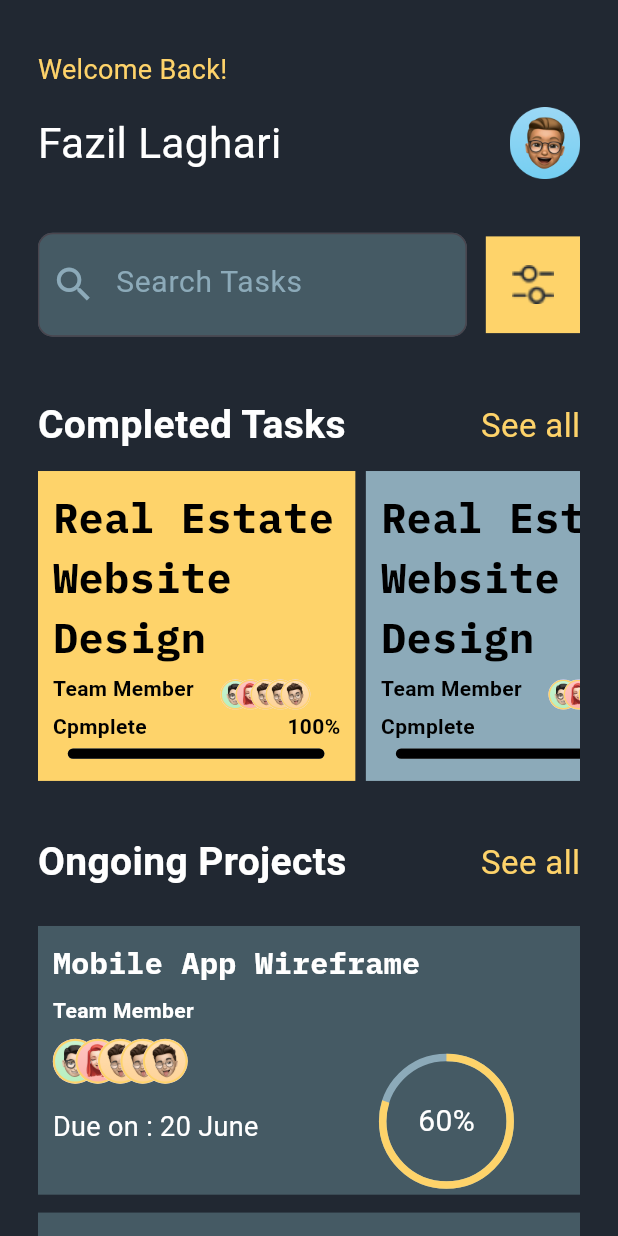
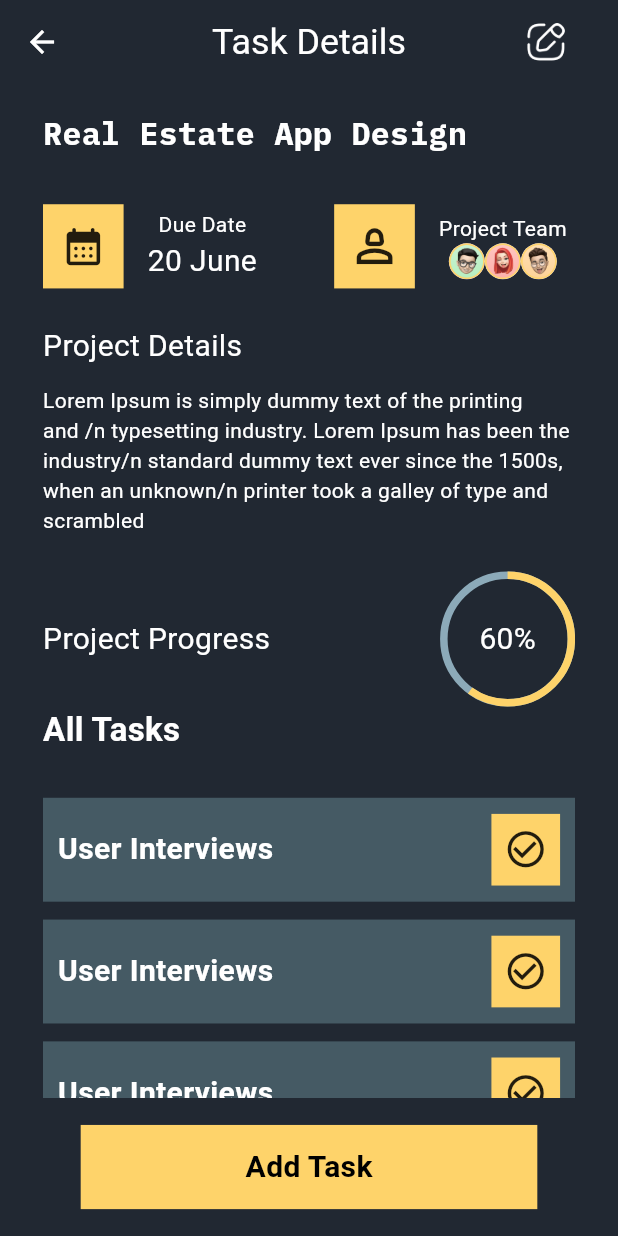
Before and after one commit to AhmadXZaib/task_management_app, a Flutter app: the screen it shows after launch, on a phone screen of 412 x 824 dp. Run offline on Flutter 3.47's test engine with Material 3 defaults, Android fonts, the phone set to English and light mode, and no system bars; drawn by our look-alikes of percent_indicator; our stand-ins replace flutter_screenutil, google_fonts, shared_preferences.

Commit message:
Task Details

```diff
--- /dev/null
+++ b/lib/Screens/add_task.dart
@@ -0,0 +1,260 @@
+import 'package:flutter/material.dart';
+import 'package:flutter_screenutil/flutter_screenutil.dart';
+import 'package:google_fonts/google_fonts.dart';
+import 'package:percent_indicator/circular_percent_indicator.dart';
+import 'package:percent_indicator/percent_indicator.dart';
+import 'package:task_management_app/Core/utils/app_colors.dart';
+
+class AddTask extends StatefulWidget {
+  const AddTask({super.key});
+
+  @override
+  State<AddTask> createState() => _AddTaskState();
+}
+
+class _AddTaskState extends State<AddTask> {
+  void _onItemTapped(int index) {
+    setState(() {});
+  }
+
+  @override
+  Widget build(BuildContext context) {
+    return Scaffold(
+      backgroundColor: AppColors.background,
+      appBar: AppBar(
+        centerTitle: true,
+        backgroundColor: Colors.transparent,
+        title: Text(
+          'Task Details',
+          style: TextStyle(
+            fontSize: 20.h,
+            color: AppColors.white,
+          ),
+        ),
+        leading: const Icon(
+          Icons.arrow_back_sharp,
+          color: AppColors.white,
+        ),
+        actions: [
+          Padding(
+            padding: EdgeInsets.only(right: 30.w),
+            child: Image.asset(
+              'assets/images/edit.png',
+              height: 24.h,
+              width: 24.w,
+            ),
+          ),
+        ],
+      ),
+      body: Padding(
+        padding: EdgeInsets.symmetric(horizontal: 25.w, vertical: 15.h),
+        child: SingleChildScrollView(
+          child: Column(
+            mainAxisAlignment: MainAxisAlignment.start,
+            crossAxisAlignment: CrossAxisAlignment.start,
+            children: [
+              Text(
+                'Real Estate App Design',
+                style: GoogleFonts.ibmPlexMono(
+                  textStyle: const TextStyle(
+                    fontSize: 21,
+                    fontWeight: FontWeight.bold,
+                    // color: Colors.black,
+                  ),
+                ),
+              ),
+              SizedBox(
+                height: 27.h,
+              ),
+              Row(
+                // mainAxisAlignment: MainAxisAlignment.spaceBetween,
+                // crossAxisAlignment: CrossAxisAlignment.end,
+                children: [
+                  Container(
+                    height: 47.h,
+                    width: 47.w,
+                    decoration: const BoxDecoration(
+                      color: AppColors.main,
+                    ),
+                    child: Icon(
+                      Icons.calendar_month_rounded,
+                      size: 25.h,
+                    ),
+                  ),
+                  SizedBox(
+                    width: 14.w,
+                  ),
+                  const Column(
+                    // mainAxisAlignment: MainAxisAlignment.spaceBetween,
+                    children: [
+                      Text('Due Date'),
+                      Text(
+                        '20 June',
+                        style: TextStyle(fontSize: 20),
+                      ),
+                    ],
+                  ),
+                  SizedBox(
+                    width: 45.w,
+                  ),
+                  Row(
+                    children: [
+                      Container(
+                        height: 47.h,
+                        width: 47.w,
+                        decoration: const BoxDecoration(
+                          color: AppColors.main,
+                        ),
+                        child: Icon(
+                          Icons.person_2_outlined,
+                          size: 30.h,
+                        ),
+                      ),
+                      SizedBox(
+                        width: 14.w,
+                      ),
+                      const Column(
+                        children: [
+                          Text('Project Team'),
+                          Row(
+                            children: [
+                              CircleAvatar(
+                                radius: 12,
+                                backgroundImage: AssetImage(
+                                  'assets/images/Ellipse 1.png',
+                                ),
+                              ),
+                              CircleAvatar(
+                                radius: 12,
+                                backgroundImage: AssetImage(
+                                  'assets/images/Ellipse 2.png',
+                                ),
+                              ),
+                              CircleAvatar(
+                                radius: 12,
+                                backgroundImage: AssetImage(
+                                  'assets/images/Ellipse 3.png',
+                                ),
+                              ),
+                            ],
+                          )
+                        ],
+                      ),
+                    ],
+                  ),
+                ],
+              ),
+              SizedBox(
+                height: 20.h,
+              ),
+              const Text(
+                'Project Details',
+                style: TextStyle(
+                  fontSize: 20,
+                ),
+              ),
+              SizedBox(
+                height: 10.h,
+              ),
+              const Text(
+                'Lorem Ipsum is simply dummy text of the printing and /n typesetting industry. Lorem Ipsum has been the industry/n standard dummy text ever since the 1500s, when an unknown/n printer took a galley of type and scrambled',
+              ),
+              SizedBox(
+                height: 20.h,
+              ),
+              Row(
+                mainAxisAlignment: MainAxisAlignment.spaceBetween,
+                children: [
+                  const Text(
+                    'Project Progress',
+                    style: TextStyle(
+                      fontSize: 20,
+                    ),
+                  ),
+                  CircularPercentIndicator(
+                    radius: 45.0,
+                    lineWidth: 5.0,
+                    percent: 0.6,
+                    center: const Text(
+                      '60%',
+                      style: TextStyle(color: AppColors.white, fontSize: 20),
+                    ),
+                    backgroundColor: AppColors.lightBlue,
+                    progressColor: AppColors.main,
+                  ),
+                ],
+              ),
+              const Text(
+                'All Tasks',
+                style: TextStyle(
+                  fontSize: 22,
+                  fontWeight: FontWeight.bold,
+                ),
+              ),
+              SizedBox(
+                height: 15.h,
+              ),
+              ListView.builder(
+                physics: const NeverScrollableScrollPhysics(),
+                shrinkWrap: true,
+                itemCount: 10,
+                itemBuilder: (context, index) {
+                  return Padding(
+                    padding: EdgeInsets.only(top: 10.h),
+                    child: Container(
+                      height: 58.h,
+                      width: 384.w,
+                      color: AppColors.blue,
+                      child: Padding(
+                        padding: const EdgeInsets.all(10),
+                        child: Row(
+                          mainAxisAlignment: MainAxisAlignment.spaceBetween,
+                          children: [
+                            const Center(
+                              child: Text(
+                                'User Interviews',
+                                style: TextStyle(
+                                    fontSize: 20, fontWeight: FontWeight.w700),
+                              ),
+                            ),
+                            Container(
+                              height: 40.h,
+                              width: 40.w,
+                              decoration:
+                                  const BoxDecoration(color: AppColors.main),
+                              child: const Icon(
+                                Icons.check_circle_outline,
+                                size: 29,
+                              ),
+                            ),
+                          ],
+                        ),
+                      ),
+                    ),
+                  );
+                },
+              ),
+            ],
+          ),
+        ),
+      ),
+      bottomNavigationBar: Padding(
+        padding: EdgeInsets.only(left: 47.w, right: 47.w, bottom: 15.h),
+        child: Container(
+          height: 47.h,
+          width: 100.w, // Adjust height as needed
+          color: AppColors.main,
+          child: const Center(
+            child: Text(
+              'Add Task',
+              style: TextStyle(
+                  fontSize: 20,
+                  color: Colors.black,
+                  fontWeight: FontWeight.bold),
+            ),
+          ), // Background color of the container
+        ),
+      ),
+    );
+  }
+}
--- a/lib/Screens/home_screen.dart
+++ b/lib/Screens/home_screen.dart
@@ -1,6 +1,4 @@
-import 'package:flutter/cupertino.dart';
 import 'package:flutter/material.dart';
-import 'package:flutter/widgets.dart';
 import 'package:flutter_screenutil/flutter_screenutil.dart';
 import 'package:google_fonts/google_fonts.dart';
 import 'package:percent_indicator/circular_percent_indicator.dart';
@@ -377,7 +375,7 @@ class _HomeScreenState extends State<HomeScreen> {
                                         radius: 45.0,
                                         lineWidth: 5.0,
                                         percent: 0.8,
-                                        center: Text(
+                                        center: const Text(
                                           '60%',
                                           style: TextStyle(
                                               color: AppColors.white,
--- a/lib/Screens/splash_screen.dart
+++ b/lib/Screens/splash_screen.dart
@@ -2,6 +2,7 @@ import 'package:flutter/material.dart';
 import 'package:task_management_app/Core/utils/app_colors.dart';
 import 'package:task_management_app/Screens/create_accont_screen.dart';
 import 'package:task_management_app/Screens/home_screen.dart';
+import 'package:task_management_app/Screens/main_screen.dart';
 
 class SplashScreen extends StatefulWidget {
   const SplashScreen({Key? key}) : super(key: key);
@@ -104,7 +105,7 @@ class _SplashScreenState extends State<SplashScreen>
       Navigator.pushReplacement(
         context,
         MaterialPageRoute(
-          builder: (context) => const HomeScreen(),
+          builder: (context) => const MainScreen(),
         ),
       );
     } else {
--- a/lib/main.dart
+++ b/lib/main.dart
@@ -1,8 +1,6 @@
 import 'package:flutter/material.dart';
 import 'package:flutter_screenutil/flutter_screenutil.dart';
-import 'package:task_management_app/Screens/home_screen.dart';
-
-import 'package:task_management_app/Screens/splash_screen.dart';
+import 'package:task_management_app/Screens/add_task.dart';
 
 void main() {
   runApp(const MyApp());
@@ -18,12 +16,20 @@ class MyApp extends StatelessWidget {
       minTextAdapt: true,
       splitScreenMode: true,
       child: MaterialApp(
+          debugShowCheckedModeBanner: false,
           title: 'Flutter Demo',
           theme: ThemeData(
+            textTheme: const TextTheme(
+              bodyText1:
+                  TextStyle(color: Colors.white), // Change text color to white
+              bodyText2:
+                  TextStyle(color: Colors.white), // Change text color to white
+              // Add more text styles as needed
+            ),
             colorScheme: ColorScheme.fromSeed(seedColor: Colors.deepPurple),
             useMaterial3: true,
           ),
-          home: const SplashScreen()),
+          home: const AddTask()),
     );
   }
 }
```
Also changed, not shown: lib/Screens/calander_screen.dart (added, +21 -0 lines), lib/Screens/chat_screen.dart (added, +21 -0 lines), lib/Screens/main_screen.dart (added, +170 -0 lines), lib/Screens/notification_screen.dart (added, +21 -0 lines), assets/images/edit.png (added).
